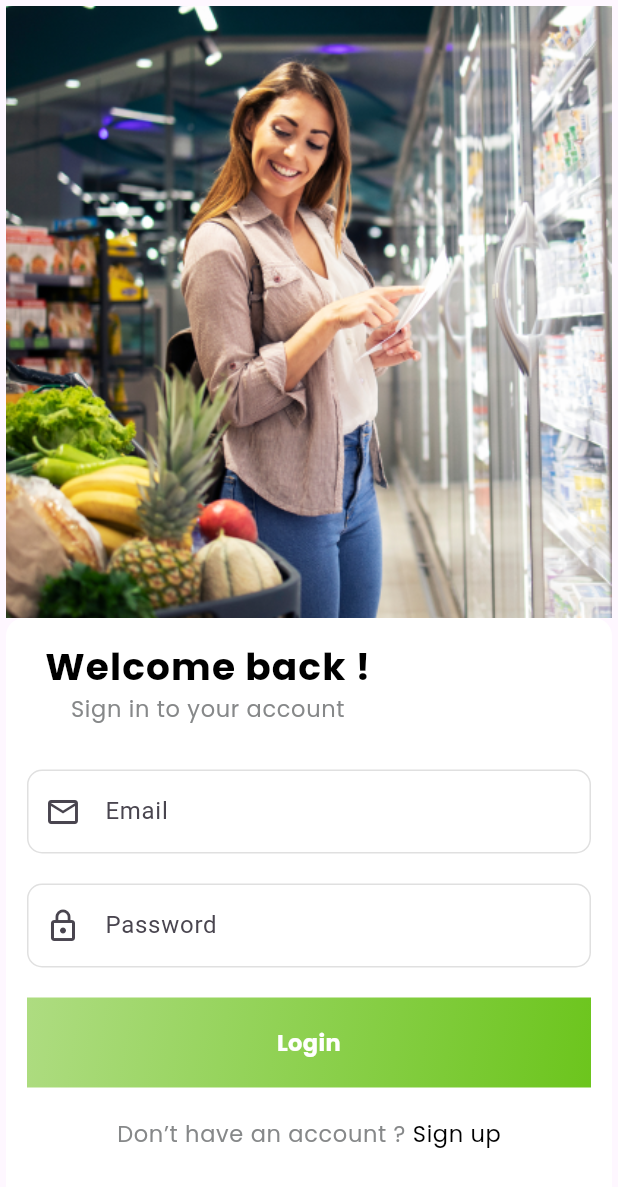
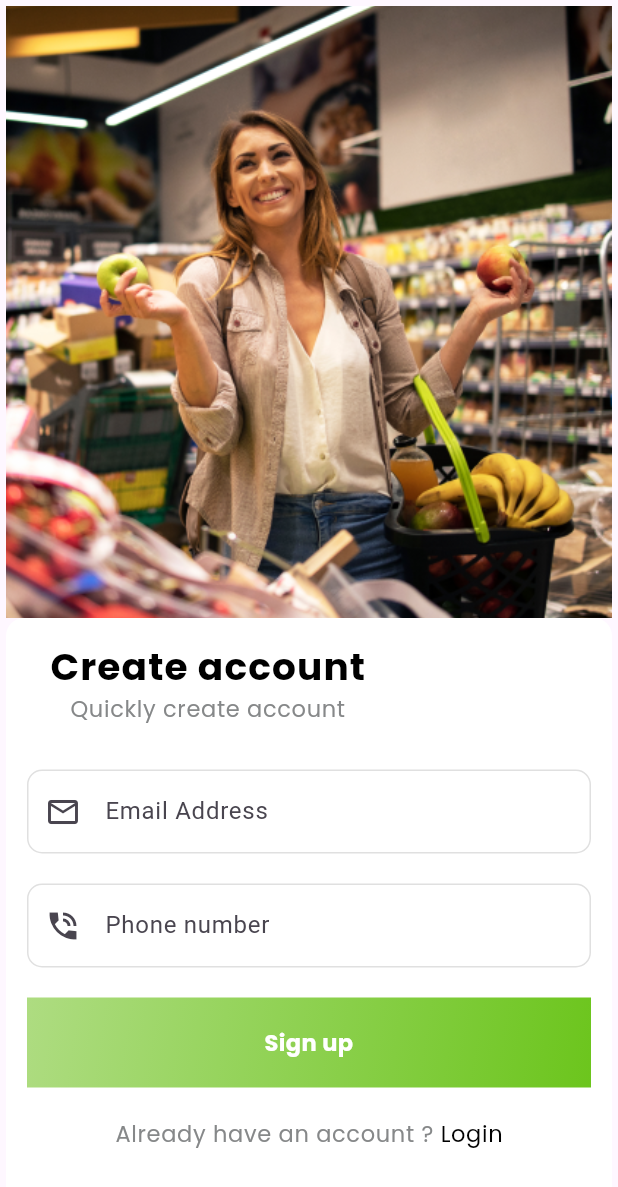
Before and after one commit to somaa1/foodapp, a Flutter app: the Auth widget shown alone on an empty page, opened directly, on a phone screen of 412 x 824 dp. Shown: the top 1187 px of the screen. Run offline on Flutter 3.47's test engine with Material 2 defaults, Android fonts, the phone set to English and light mode, and no system bars; our stand-ins replace get.

Commit message:
some edit code

```diff
--- a/lib/core/widgets/auth_page.dart
+++ b/lib/features/home/presentation/widget/auth_page.dart
@@ -1,17 +1,40 @@
 import 'package:flutter/cupertino.dart';
 import 'package:flutter/material.dart';
+import 'package:foodapp/core/widgets/primry_button.dart';
+import 'package:foodapp/core/widgets/prumary_text.dart';
 
-import '../resources/manager_assets.dart';
-import '../resources/manager_colors.dart';
+import '../../../../core/resources/manager_assets.dart';
+import '../../../../core/resources/manager_colors.dart';
 
 class Auth extends StatelessWidget {
   Auth(
       {super.key,
+      required this.icon1,
+        required this.icon2,
+this.image= ManagerAssets.auth1,
+        required this.textfiled1,
+      required this.textfiled2,
+      required this.titleup,
+      required this.subTitleup,
       required this.title,
       required this.titlebottom,
-      required this.subTitlebottom});
+      required this.subTitlebottom,
+      required this.onPressed,
+      required this.onPressedUnderBottom});
 
+  final String titleup;
+  final String subTitleup;
   final String title;
+  final String image;
+
+  final Icon icon1;
+  final Icon icon2;
+
+  final String textfiled1;
+  final String textfiled2;
+
+  void Function() onPressed;
+  void Function() onPressedUnderBottom;
 
   final String titlebottom;
   final String subTitlebottom;
@@ -26,7 +49,7 @@ class Auth extends StatelessWidget {
           Expanded(
             flex: 3,
             child: Image.asset(
-              ManagerAssets.auth1,
+              image,
               fit: BoxFit.cover,
             ),
           ),
@@ -49,7 +72,7 @@ class Auth extends StatelessWidget {
                       child: Column(
                         children: [
                           Text(
-                            'Welcome back !',
+                            titleup,
                             style: TextStyle(
                               color: Colors.black,
                               fontSize: 25,
@@ -59,7 +82,7 @@ class Auth extends StatelessWidget {
                             ),
                           ),
                           Text(
-                            'Sign in to your account',
+                            subTitleup,
                             style: TextStyle(
                               color: Color(0xFF868889),
                               fontSize: 15,
@@ -71,63 +94,11 @@ class Auth extends StatelessWidget {
                         ],
                       ),
                     ),
-                    TextField(
-                      decoration: InputDecoration(
-                        enabledBorder: OutlineInputBorder(
-                          borderRadius: BorderRadius.circular(10),
-                          borderSide: BorderSide(
-                            color: ManagerColors.grayLight,
-                            width: 1,
-                          ),
-                        ),
-                        hintText: 'Email',
-                        prefixIcon: Icon(Icons.email_outlined),
-                      ),
-                    ),
+                    PrimraryText(icon: icon1, text: textfiled1),
                     SizedBox(height: 20),
-                    TextField(
-                      obscureText: true,
-                      decoration: InputDecoration(
-                        enabledBorder: OutlineInputBorder(
-                          borderRadius: BorderRadius.circular(10),
-                          borderSide: BorderSide(
-                            color: ManagerColors.grayLight,
-                            width: 1,
-                          ),
-                        ),
-                        hintText: 'Password',
-                        prefixIcon: Icon(Icons.lock_outline),
-                      ),
-                    ),
+                    PrimraryText(icon: icon2, text: textfiled2),
                     SizedBox(height: 20),
-                    GestureDetector(
-                      onTap: () {},
-                      child: Container(
-                        width: 380,
-                        height: 60,
-                        decoration: BoxDecoration(
-                            gradient: LinearGradient(
-                          begin: Alignment.topLeft,
-                          end: Alignment.bottomRight,
-                          colors: [
-                            Color(0xFFAEDC81),
-                            Color(0xFF6CC51D),
-                          ],
-                        )),
-                        child: Container(
-                            alignment: AlignmentDirectional.center,
-                            child: Text(
-                              title!,
-                              textAlign: TextAlign.center,
-                              style: TextStyle(
-                                color: Colors.white,
-                                fontSize: 15,
-                                fontFamily: 'Poppins',
-                                fontWeight: FontWeight.w600,
-                              ),
-                            )),
-                      ),
-                    ),
+                    PrimraryButton(onPressed: onPressed, title: title),
                     SizedBox(
                       height: 20,
                     ),
@@ -144,14 +115,17 @@ class Auth extends StatelessWidget {
                             letterSpacing: 0.45,
                           ),
                         ),
-                        Text(subTitlebottom!,
+                        GestureDetector(
+                          onTap: onPressedUnderBottom,
+                          child: Text(subTitlebottom!,
                               style: TextStyle(
                                 color: Colors.black,
                                 fontSize: 15,
                                 fontFamily: 'Poppins',
                                 fontWeight: FontWeight.w500,
                                 letterSpacing: 0.45,
-                            ))
+                              )),
+                        )
                       ],
                     )
                   ],
```
Lines whose indentation alone changed are shown as unchanged.
